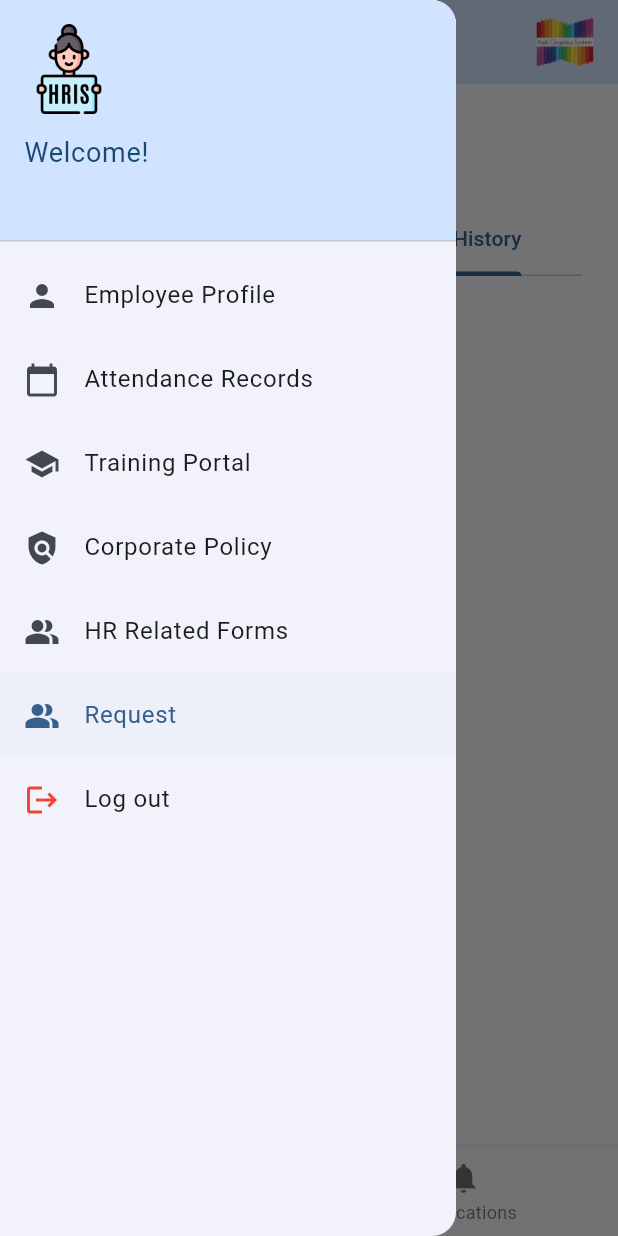
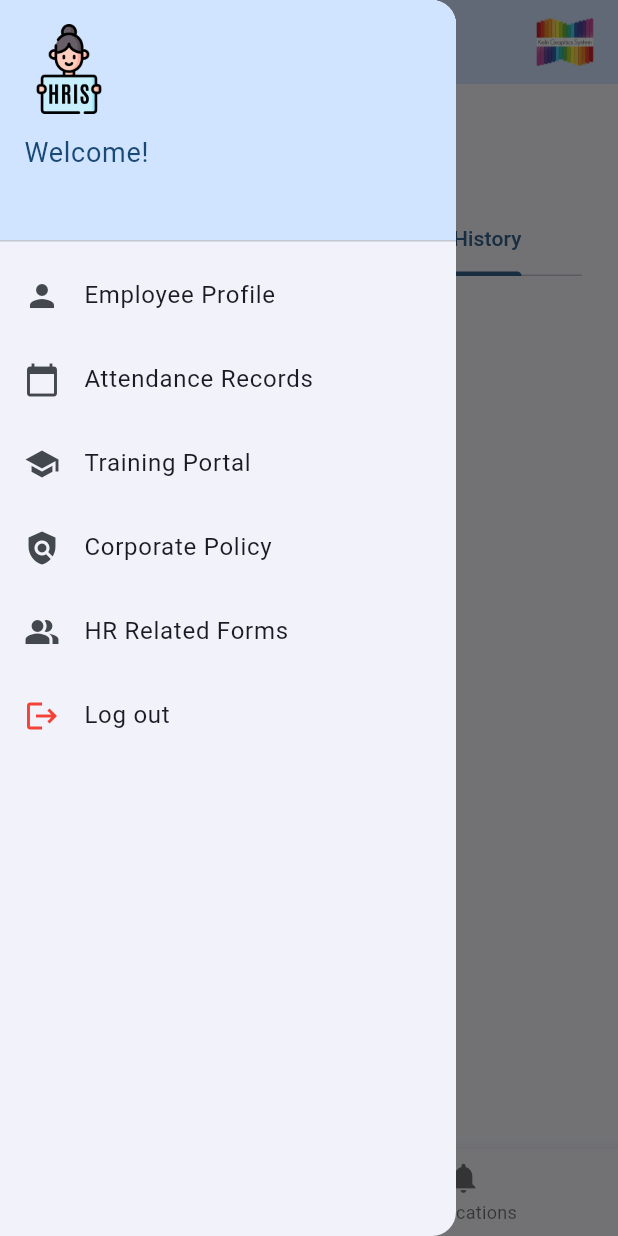
Before and after one commit to its269/hris2, a Flutter app: the MyHomePage screen opened directly, tab 2 chosen, with the side drawer open, on a phone screen of 412 x 824 dp. Run offline on Flutter 3.47's test engine with Material 3 defaults, Android fonts, the phone set to English and light mode, and no system bars; network calls fail.

Commit message:
kahit ano

```diff
--- a/lib/pages_admin/admin_page.dart
+++ b/lib/pages_admin/admin_page.dart
@@ -8,19 +8,19 @@ import 'admin_approval_page.dart';
 import '../main.dart'; // Assuming MyApp is here
 
 // Placeholder notification page
-class NotificationsPage extends StatelessWidget {
-  const NotificationsPage({super.key});
+// class NotificationsPage extends StatelessWidget {
+//   const NotificationsPage({super.key});
 
-  @override
-  Widget build(BuildContext context) {
-    return Center(
-      child: Text(
-        'Leave Request Notifications',
-        style: TextStyle(fontSize: 24),
-      ),
-    );
-  }
-}
+//   @override
+//   Widget build(BuildContext context) {
+//     return Center(
+//       child: Text(
+//         'Leave Request Notifications',
+//         style: TextStyle(fontSize: 24),
+//       ),
+//     );
+//   }
+// }
 
 class MyHomePage extends StatefulWidget {
   const MyHomePage({super.key});
@@ -131,7 +131,7 @@ class _MyHomePageState extends State<MyHomePage> {
             _buildDrawerItem(Icons.school, 'Training Portal'),
             _buildDrawerItem(Icons.policy, 'Corporate Policy'),
             _buildDrawerItem(Icons.people_alt, 'HR Related Forms'),
-            _buildDrawerItem(Icons.people_alt, 'Request'),
+            // _buildDrawerItem(Icons.people_alt, 'Request'),
 
             // Log out option
             ListTile(
@@ -153,7 +153,7 @@ class _MyHomePageState extends State<MyHomePage> {
           padding: const EdgeInsets.all(24.0),
           child: _selectedTabIndex == 0
               ? _getPage(_selectedPage)
-              : const NotificationsPage(), // Show Notifications page
+              : const AdminApprovalPage(), // Show Notifications page
         ),
       ),
 
@@ -165,7 +165,7 @@ class _MyHomePageState extends State<MyHomePage> {
           });
         },
         items: const [
-          BottomNavigationBarItem(icon: Icon(Icons.home), label: 'Home'),
+          BottomNavigationBarItem(icon: Icon(Icons.arrow_back), label: 'Prev'),
           BottomNavigationBarItem(
             icon: Icon(Icons.notifications),
             label: 'Notifications',
```
Also changed, not shown: lib/pages_admin/api_service.dart (line endings or trailing spaces).
